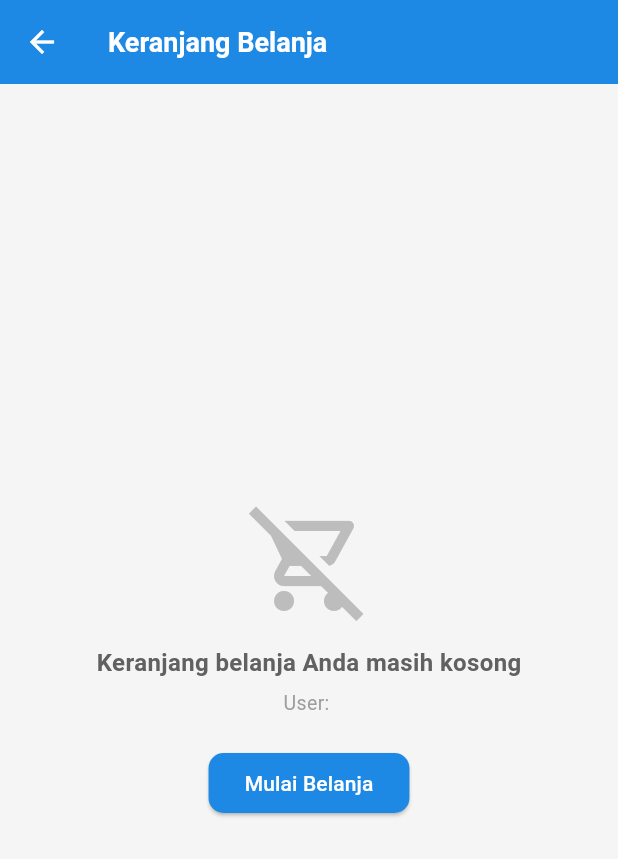
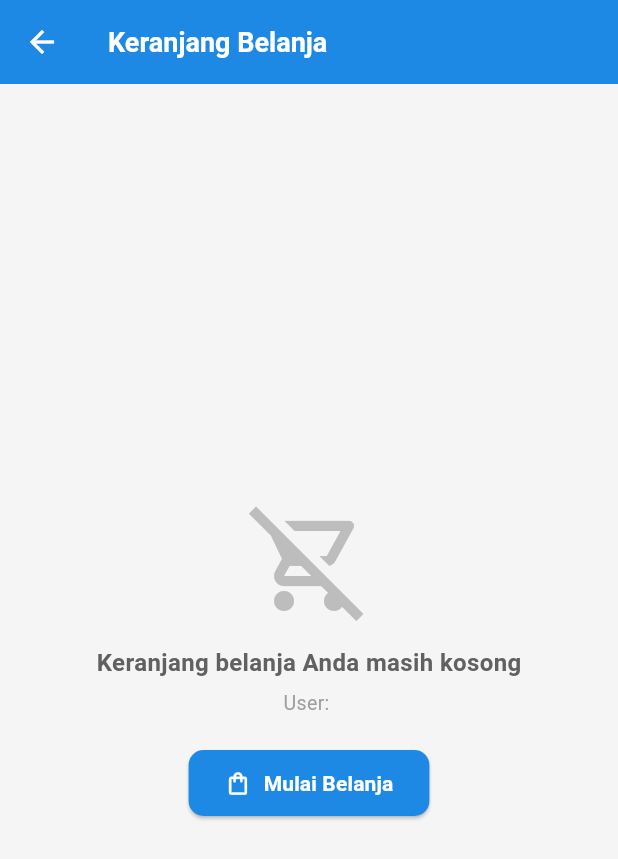
Before and after one commit to aprilliano0/124240175_latres_D, a Flutter app: the CartPage screen opened by its route, on a phone screen of 412 x 824 dp. Shown: the top 859 px of the screen. Run offline on Flutter 3.47's test engine with Material 3 defaults, Android fonts, the phone set to English and light mode, and no system bars; our stand-ins replace get, hive_flutter, shared_preferences; accounts and stored records are empty; network calls fail.

Commit message:
feat: add explicit back button to CartPage appbar and enable Mulai Belanja navigation to Home

```diff
--- a/lib/views/pages/cart_page.dart
+++ b/lib/views/pages/cart_page.dart
@@ -2,6 +2,8 @@ import 'package:flutter/material.dart';
 import 'package:get/get.dart';
 import '../../controllers/auth_controller.dart';
 import '../../controllers/cart_controller.dart';
+import '../../controllers/navigation_controller.dart';
+import '../../routes/app_routes.dart';
 import '../widgets/cart_item_tile.dart';
 
 class CartPage extends StatefulWidget {
@@ -23,6 +25,17 @@ class _CartPageState extends State<CartPage> {
     });
   }
 
+  void _navigateToHome() {
+    if (Get.isRegistered<NavigationController>()) {
+      Get.find<NavigationController>().changePage(0);
+    }
+    if (Navigator.of(context).canPop()) {
+      Navigator.of(context).pop();
+    } else {
+      Get.offAllNamed(AppRoutes.main);
+    }
+  }
+
   @override
   Widget build(BuildContext context) {
     return Scaffold(
@@ -31,6 +44,11 @@ class _CartPageState extends State<CartPage> {
         backgroundColor: Colors.blue.shade600,
         elevation: 0,
         foregroundColor: Colors.white,
+        leading: IconButton(
+          icon: const Icon(Icons.arrow_back, color: Colors.white),
+          tooltip: 'Kembali',
+          onPressed: _navigateToHome,
+        ),
         title: const Text(
           'Keranjang Belanja',
           style: TextStyle(fontWeight: FontWeight.bold, fontSize: 18),
@@ -65,16 +83,22 @@ class _CartPageState extends State<CartPage> {
                   ),
                 ),
                 const SizedBox(height: 20),
-                ElevatedButton(
-                  onPressed: () => Get.back(),
+                ElevatedButton.icon(
+                  onPressed: _navigateToHome,
+                  icon: const Icon(Icons.shopping_bag_outlined),
+                  label: const Text(
+                    'Mulai Belanja',
+                    style: TextStyle(fontWeight: FontWeight.bold),
+                  ),
                   style: ElevatedButton.styleFrom(
                     backgroundColor: Colors.blue.shade600,
                     foregroundColor: Colors.white,
+                    padding: const EdgeInsets.symmetric(
+                        horizontal: 24, vertical: 12),
                     shape: RoundedRectangleBorder(
                       borderRadius: BorderRadius.circular(10),
                     ),
                   ),
-                  child: const Text('Mulai Belanja'),
                 ),
               ],
             ),
```
